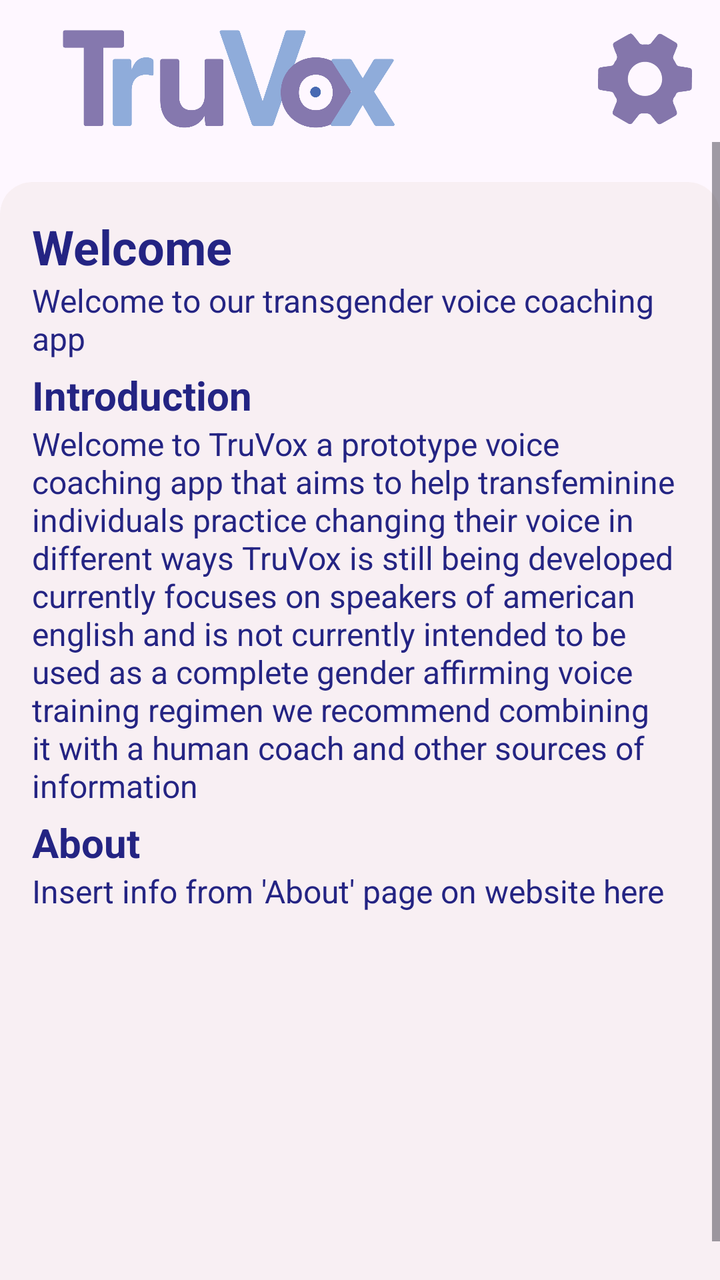
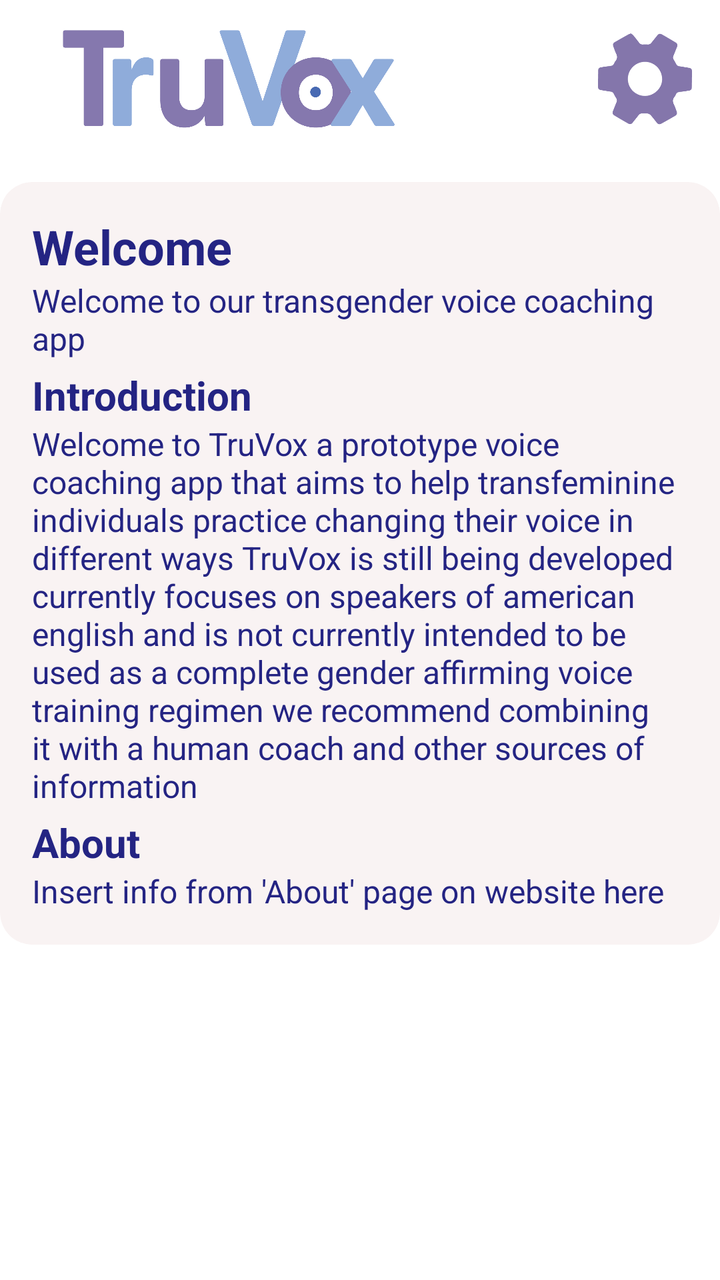

Before-and-after screenshots of an Android layout around one commit, followed by the original layout XML and the change that was made.
<!-- AndroidManifest.xml: application theme Theme.TruVox -->
<!-- res/layout/fragment_home.xml -->
<?xml version="1.0" encoding="utf-8"?>
<androidx.constraintlayout.widget.ConstraintLayout
    xmlns:android="http://schemas.android.com/apk/res/android"
    xmlns:app="http://schemas.android.com/apk/res-auto"
    xmlns:tools="http://schemas.android.com/tools"
    android:layout_width="match_parent"
    android:layout_height="match_parent"
    tools:context=".ui.home.HomeFragment">

    
    <ImageView
        android:id="@+id/logo"
        android:layout_width="197dp"
        android:layout_height="63dp"
        android:layout_marginTop="8dp"
        android:layout_marginStart="16dp"
        android:src="@drawable/logo_truvox"
        app:layout_constraintStart_toStartOf="parent"
        app:layout_constraintTop_toTopOf="parent" />

    
    <ImageView
        android:id="@+id/settingsIcon"
        android:layout_width="47dp"
        android:layout_height="47dp"
        android:layout_marginTop="16dp"
        android:layout_marginEnd="14dp"
        android:src="@drawable/gear_icon"
        app:layout_constraintEnd_toEndOf="parent"
        app:layout_constraintTop_toTopOf="parent" />

    
    <ScrollView
        android:layout_width="0dp"
        android:layout_height="0dp"
        android:fillViewport="true"
        app:layout_constraintTop_toBottomOf="@id/logo"
        app:layout_constraintBottom_toBottomOf="parent"
        app:layout_constraintStart_toStartOf="parent"
        app:layout_constraintEnd_toEndOf="parent">

        <androidx.cardview.widget.CardView
            android:id="@+id/textContainer"
            android:layout_width="360dp"
            android:layout_height="wrap_content"
            android:layout_gravity="center_horizontal"
            android:layout_marginTop="20dp"
            app:cardCornerRadius="16dp"
            app:cardBackgroundColor="#80F3E7E7"
            app:cardElevation="0dp"
            android:padding="16dp">

            <LinearLayout
                android:layout_width="match_parent"
                android:layout_height="wrap_content"
                android:orientation="vertical"
                android:padding="16dp">

                
                <TextView
                    android:id="@+id/welcomeTitle"
                    android:layout_width="wrap_content"
                    android:layout_height="wrap_content"
                    android:text="@string/welcome"
                    android:textColor="@color/tru_text"
                    android:textSize="24sp"
                    android:textStyle="bold" />

                <TextView
                    android:id="@+id/welcomeText"
                    android:layout_width="match_parent"
                    android:layout_height="wrap_content"
                    android:text="@string/welcome_to_our_transgender_voice_coaching_app"
                    android:textColor="@color/tru_text"
                    android:textSize="16sp" />

                
                <TextView
                    android:id="@+id/introductionTitle"
                    android:layout_width="wrap_content"
                    android:layout_height="wrap_content"
                    android:layout_marginTop="4dp"
                    android:text="@string/introduction"
                    android:textColor="@color/tru_text"
                    android:textSize="20sp"
                    android:textStyle="bold" />

                <TextView
                    android:id="@+id/introductionText"
                    android:layout_width="match_parent"
                    android:layout_height="wrap_content"
                    android:text="@string/welcome_to_truvox_a_prototype_voice_coaching_app_that_aims_to_help_transfeminine_individuals_practice_changing_their_voice_in_different_ways_truvox_is_still_being_developed_currently_focuses_on_speakers_of_american_english_and_is_not_currently_intended_to_be_used_as_a_complete_gender_affirming_voice_training_regimen_we_recommend_combining_it_with_a_human_coach_and_other_sources_of_information"
                    android:textColor="@color/tru_text"
                    android:textSize="16sp" />

                
                <TextView
                    android:id="@+id/aboutTitle"
                    android:layout_width="wrap_content"
                    android:layout_height="wrap_content"
                    android:layout_marginTop="4dp"
                    android:text="About"
                    android:textColor="@color/tru_text"
                    android:textSize="20sp"
                    android:textStyle="bold" />

                <TextView
                    android:id="@+id/aboutText"
                    android:layout_width="match_parent"
                    android:layout_height="wrap_content"
                    android:text="Insert info from 'About' page on website here"
                    android:textColor="@color/tru_text"
                    android:textSize="16sp" />

            </LinearLayout>
        </androidx.cardview.widget.CardView>
    </ScrollView>

</androidx.constraintlayout.widget.ConstraintLayout>
<!-- resources referenced by this layout -->
<resources>
  <color name="tru_text">#242483</color>
  <!-- drawable gear_icon: png bitmap (drawable, 308499 bytes) -->
  <!-- drawable logo_truvox: png bitmap (drawable, 31563 bytes) -->
  <string name="introduction">Introduction</string>
  <string name="welcome">Welcome</string>
  <string name="welcome_to_our_transgender_voice_coaching_app">Welcome to our transgender voice coaching app</string>
  <string name="welcome_to_truvox_a_prototype_voice_coaching_app_that_aims_to_help_transfeminine_individuals_practice_changing_their_voice_in_different_ways_truvox_is_still_being_developed_currently_focuses_on_speakers_of_american_english_and_is_not_currently_intended_to_be_used_as_a_complete_gender_affirming_voice_training_regimen_we_recommend_combining_it_with_a_human_coach_and_other_sources_of_information">
      Welcome to TruVox a prototype voice coaching app that aims to help transfeminine individuals practice changing their voice in different ways TruVox is still being developed currently focuses on speakers of american english and is not currently intended to be used as a complete gender affirming voice training regimen we recommend combining it with a human coach and other sources of information
      </string>
  <style name="Theme.TruVox" parent="Theme.Material3.DayNight.NoActionBar">
          
          <item name="colorPrimary">@color/purple_500</item>
          <item name="colorPrimaryVariant">@color/purple_700</item>
          <item name="colorOnPrimary">@color/white</item>
          <item name="android:statusBarColor" tools:targetApi="l">?attr/colorPrimaryVariant</item>
          <item name="android:navigationBarColor" tools:targetApi="l">?attr/colorPrimaryVariant</item>
      </style>
  <color name="purple_500">#FF6200EE</color>
  <color name="purple_700">#FF3700B3</color>
  <color name="white">#FFFFFFFF</color>
</resources>

<!-- the commit's change to res/layout/fragment_home.xml (unified diff, before → after) -->
@@ -30,90 +30,83 @@
         app:layout_constraintTop_toTopOf="parent" />
 
     
-    <ScrollView
-        android:layout_width="0dp"
-        android:layout_height="0dp"
-        android:fillViewport="true"
+    <androidx.cardview.widget.CardView
+        android:id="@+id/textContainer"
+        android:layout_width="360dp"
+        android:layout_marginTop="20dp"
+        android:layout_height="wrap_content"
+        app:cardCornerRadius="16dp"
+        app:cardBackgroundColor="#80F3E7E7"
         app:layout_constraintTop_toBottomOf="@id/logo"
-        app:layout_constraintBottom_toBottomOf="parent"
         app:layout_constraintStart_toStartOf="parent"
-        app:layout_constraintEnd_toEndOf="parent">
+        app:layout_constraintEnd_toEndOf="parent"
+        app:cardElevation="0dp"
+        android:padding="16dp">
 
-        <androidx.cardview.widget.CardView
-            android:id="@+id/textContainer"
-            android:layout_width="360dp"
+        <LinearLayout
+            android:layout_width="match_parent"
             android:layout_height="wrap_content"
-            android:layout_gravity="center_horizontal"
-            android:layout_marginTop="20dp"
-            app:cardCornerRadius="16dp"
-            app:cardBackgroundColor="#80F3E7E7"
-            app:cardElevation="0dp"
-            android:padding="16dp">
+            android:orientation="vertical"
+            android:padding="16dp"
+            >
 
-            <LinearLayout
+            
+            <TextView
+                android:id="@+id/welcomeTitle"
+                android:layout_width="wrap_content"
+                android:layout_height="wrap_content"
+                android:text="@string/welcome"
+                android:textColor="@color/tru_text"
+                android:textSize="24sp"
+                android:textStyle="bold"
+                />
+
+            <TextView
+                android:id="@+id/welcomeText"
                 android:layout_width="match_parent"
                 android:layout_height="wrap_content"
-                android:orientation="vertical"
-                android:padding="16dp">
+                android:text="@string/welcome_to_our_transgender_voice_coaching_app"
+                android:textColor="@color/tru_text"
+                android:textSize="16sp" />
 
-                
-                <TextView
-                    android:id="@+id/welcomeTitle"
-                    android:layout_width="wrap_content"
-                    android:layout_height="wrap_content"
-                    android:text="@string/welcome"
-                    android:textColor="@color/tru_text"
-                    android:textSize="24sp"
-                    android:textStyle="bold" />
+            
+            <TextView
+                android:layout_marginTop="4dp"
+                android:id="@+id/introductionTitle"
+                android:layout_width="wrap_content"
+                android:layout_height="wrap_content"
+                android:text="@string/introduction"
+                android:textColor="@color/tru_text"
+                android:textSize="20sp"
+                android:textStyle="bold" />
 
-                <TextView
-                    android:id="@+id/welcomeText"
-                    android:layout_width="match_parent"
-                    android:layout_height="wrap_content"
-                    android:text="@string/welcome_to_our_transgender_voice_coaching_app"
-                    android:textColor="@color/tru_text"
-                    android:textSize="16sp" />
+            <TextView
+                android:id="@+id/introductionText"
+                android:layout_width="match_parent"
+                android:layout_height="wrap_content"
+                android:text="@string/welcome_to_truvox_a_prototype_voice_coaching_app_that_aims_to_help_transfeminine_individuals_practice_changing_their_voice_in_different_ways_truvox_is_still_being_developed_currently_focuses_on_speakers_of_american_english_and_is_not_currently_intended_to_be_used_as_a_complete_gender_affirming_voice_training_regimen_we_recommend_combining_it_with_a_human_coach_and_other_sources_of_information"
+                android:textColor="@color/tru_text"
+                android:textSize="16sp" />
 
-                
-                <TextView
-                    android:id="@+id/introductionTitle"
-                    android:layout_width="wrap_content"
-                    android:layout_height="wrap_content"
-                    android:layout_marginTop="4dp"
-                    android:text="@string/introduction"
-                    android:textColor="@color/tru_text"
-                    android:textSize="20sp"
-                    android:textStyle="bold" />
+            
+            <TextView
+                android:layout_marginTop="4dp"
+                android:id="@+id/aboutTitle"
+                android:layout_width="wrap_content"
+                android:layout_height="wrap_content"
+                android:text="About"
+                android:textColor="@color/tru_text"
+                android:textSize="20sp"
+                android:textStyle="bold" />
 
-                <TextView
-                    android:id="@+id/introductionText"
-                    android:layout_width="match_parent"
-                    android:layout_height="wrap_content"
-                    android:text="@string/welcome_to_truvox_a_prototype_voice_coaching_app_that_aims_to_help_transfeminine_individuals_practice_changing_their_voice_in_different_ways_truvox_is_still_being_developed_currently_focuses_on_speakers_of_american_english_and_is_not_currently_intended_to_be_used_as_a_complete_gender_affirming_voice_training_regimen_we_recommend_combining_it_with_a_human_coach_and_other_sources_of_information"
-                    android:textColor="@color/tru_text"
-                    android:textSize="16sp" />
-
-                
-                <TextView
-                    android:id="@+id/aboutTitle"
-                    android:layout_width="wrap_content"
-                    android:layout_height="wrap_content"
-                    android:layout_marginTop="4dp"
-                    android:text="About"
-                    android:textColor="@color/tru_text"
-                    android:textSize="20sp"
-                    android:textStyle="bold" />
-
-                <TextView
-                    android:id="@+id/aboutText"
-                    android:layout_width="match_parent"
-                    android:layout_height="wrap_content"
-                    android:text="Insert info from 'About' page on website here"
-                    android:textColor="@color/tru_text"
-                    android:textSize="16sp" />
-
-            </LinearLayout>
-        </androidx.cardview.widget.CardView>
-    </ScrollView>
+            <TextView
+                android:id="@+id/aboutText"
+                android:layout_width="match_parent"
+                android:layout_height="wrap_content"
+                android:text="Insert info from 'About' page on website here"
+                android:textColor="@color/tru_text"
+                android:textSize="16sp" />
+        </LinearLayout>
+    </androidx.cardview.widget.CardView>
 
 </androidx.constraintlayout.widget.ConstraintLayout>
<!-- resource entries referenced after the edit -->
@@ -9,16 +9,16 @@
   <string name="welcome_to_truvox_a_prototype_voice_coaching_app_that_aims_to_help_transfeminine_individuals_practice_changing_their_voice_in_different_ways_truvox_is_still_being_developed_currently_focuses_on_speakers_of_american_english_and_is_not_currently_intended_to_be_used_as_a_complete_gender_affirming_voice_training_regimen_we_recommend_combining_it_with_a_human_coach_and_other_sources_of_information">
       Welcome to TruVox a prototype voice coaching app that aims to help transfeminine individuals practice changing their voice in different ways TruVox is still being developed currently focuses on speakers of american english and is not currently intended to be used as a complete gender affirming voice training regimen we recommend combining it with a human coach and other sources of information
       </string>
-  <style name="Theme.TruVox" parent="Theme.Material3.DayNight.NoActionBar">
-          
-          <item name="colorPrimary">@color/purple_500</item>
-          <item name="colorPrimaryVariant">@color/purple_700</item>
-          <item name="colorOnPrimary">@color/white</item>
-          <item name="android:statusBarColor" tools:targetApi="l">?attr/colorPrimaryVariant</item>
-          <item name="android:navigationBarColor" tools:targetApi="l">?attr/colorPrimaryVariant</item>
-      </style>
-  <color name="purple_500">#FF6200EE</color>
-  <color name="purple_700">#FF3700B3</color>
-  <color name="white">#FFFFFFFF</color>
+  <style name="Theme.TruVox" parent="Theme.MaterialComponents.Light.NoActionBar">
+         <item name="colorPrimary">@android:color/transparent</item>
+         <item name="android:statusBarColor">@android:color/transparent</item>
+         <item name="android:navigationBarColor">@android:color/transparent</item>
+  
+  
+  
+  
+  
+  
+     </style>
 </resources>
 
